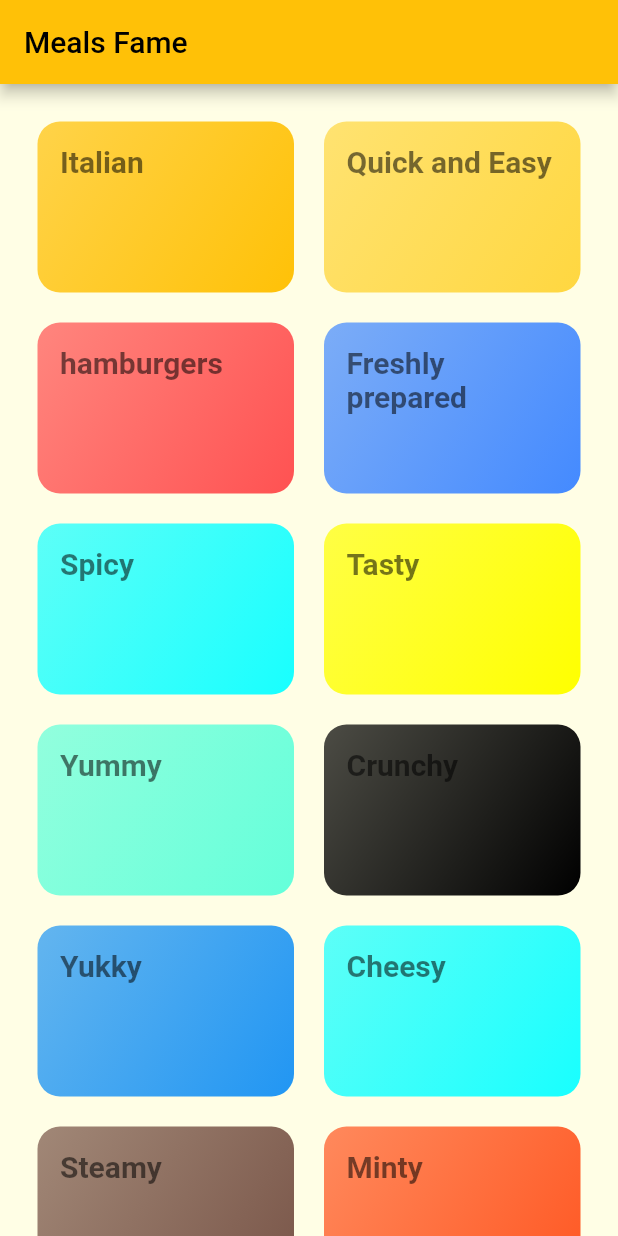
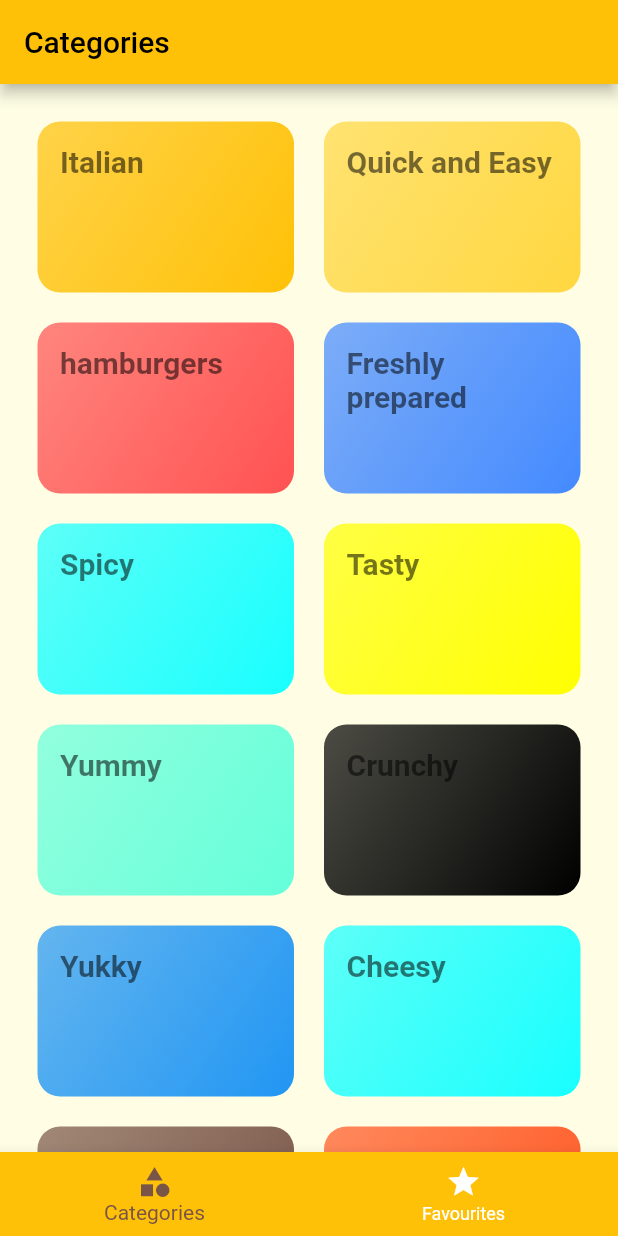
Before and after one commit to famousfishi/meals_fame, a Flutter app: the screen it shows after launch, on a phone screen of 412 x 824 dp. Run offline on Flutter 3.47's test engine with Material 2 defaults, Android fonts, the phone set to English and light mode, and no system bars.

Commit message:
added bottom tab bar

```diff
--- a/lib/main.dart
+++ b/lib/main.dart
@@ -2,6 +2,7 @@ import 'package:flutter/material.dart';
 import 'package:flutter/services.dart';
 import 'package:meals_fame/screens/categories_meals_screen.dart';
 import 'package:meals_fame/screens/meal_detail_screen.dart';
+import 'package:meals_fame/screens/tabs_screen.dart';
 
 import 'screens/categories_screen.dart';
 
@@ -21,7 +22,7 @@ class Main extends StatelessWidget {
       title: 'Meals Fame',
       theme: ThemeData(
           primarySwatch: Colors.amber,
-          primaryColor: Colors.pinkAccent,
+          primaryColor: Colors.amber,
           textTheme: ThemeData.light().textTheme.copyWith(
               bodyText1: const TextStyle(color: Color.fromRGBO(20, 51, 51, 1)),
               bodyText2: const TextStyle(color: Color.fromRGBO(20, 51, 51, 1)),
@@ -30,8 +31,9 @@ class Main extends StatelessWidget {
           canvasColor: const Color.fromRGBO(255, 254, 229, 1)),
       // home: const CategoriesScreen(),
       debugShowCheckedModeBanner: false,
-      initialRoute: CategoriesScreen.routeName,
+      initialRoute: '/',
       routes: {
+        '/': (context) => TabsScreen(),
         CategoriesScreen.routeName: (context) => const CategoriesScreen(),
         CategoriesMealsScreen.routeName: (context) => CategoriesMealsScreen(),
         MealDetailScreen.routeName: (context) => MealDetailScreen()
--- a/lib/screens/categories_screen.dart
+++ b/lib/screens/categories_screen.dart
@@ -4,15 +4,11 @@ import '../data/dummy_categories.dart';
 
 class CategoriesScreen extends StatelessWidget {
   const CategoriesScreen({Key? key}) : super(key: key);
-  static const routeName = '/';
+  static const routeName = '/categories';
 
   @override
   Widget build(BuildContext context) {
-    return Scaffold(
-        appBar: AppBar(
-          title: const Text('Meals Fame'),
-        ),
-        body: GridView(
+    return GridView(
         padding: const EdgeInsets.all(25),
         children: dummycategories.map((categoryData) {
           return CategoryItem(
@@ -25,7 +21,6 @@ class CategoriesScreen extends StatelessWidget {
             maxCrossAxisExtent: 200,
             crossAxisSpacing: 20,
             mainAxisSpacing: 20,
-              childAspectRatio: 3 / 2),
-        ));
+            childAspectRatio: 3 / 2));
   }
 }
--- /dev/null
+++ b/lib/screens/favourites_screen.dart
@@ -0,0 +1,11 @@
+import 'package:flutter/material.dart';
+
+// ignore: use_key_in_widget_constructors
+class FavouritesScreen extends StatelessWidget {
+  @override
+  Widget build(BuildContext context) {
+    return const Center(
+      child: Text('Favourites screen'),
+    );
+  }
+}
--- /dev/null
+++ b/lib/screens/tabs_screen.dart
@@ -0,0 +1,47 @@
+import 'package:flutter/material.dart';
+import 'package:meals_fame/screens/categories_screen.dart';
+import 'package:meals_fame/screens/favourites_screen.dart';
+
+// ignore: use_key_in_widget_constructors
+class TabsScreen extends StatefulWidget {
+  @override
+  _TabsScreenState createState() => _TabsScreenState();
+}
+
+class _TabsScreenState extends State<TabsScreen> {
+  final List<Map<String, Object>> myWidgets = [
+    {'page': const CategoriesScreen(), 'title': 'Categories'},
+    {'page': FavouritesScreen(), 'title': 'Your Favourites'}
+  ];
+
+  int _selectedTabIndex = 0;
+
+  void selectedTab(int tabIndex) {
+    setState(() {
+      _selectedTabIndex = tabIndex;
+    });
+  }
+
+  @override
+  Widget build(BuildContext context) {
+    return Scaffold(
+      appBar: AppBar(
+        title: Text(myWidgets[_selectedTabIndex]['title'] as String),
+      ),
+      body: myWidgets[_selectedTabIndex]['page'] as Widget,
+      bottomNavigationBar: BottomNavigationBar(
+        onTap: selectedTab,
+        currentIndex: _selectedTabIndex,
+        unselectedItemColor: Colors.white,
+        selectedItemColor: Colors.brown,
+        type: BottomNavigationBarType.fixed,
+        backgroundColor: Theme.of(context).primaryColor,
+        items: const [
+          BottomNavigationBarItem(
+              icon: Icon(Icons.category), label: 'Categories'),
+          BottomNavigationBarItem(icon: Icon(Icons.star), label: 'Favourites')
+        ],
+      ),
+    );
+  }
+}
```
Lines whose indentation alone changed are shown as unchanged.
